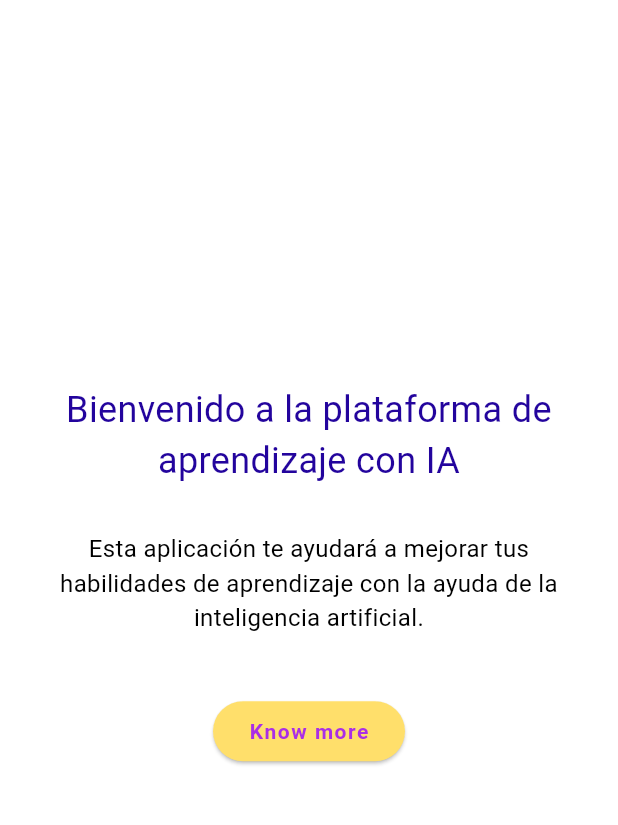
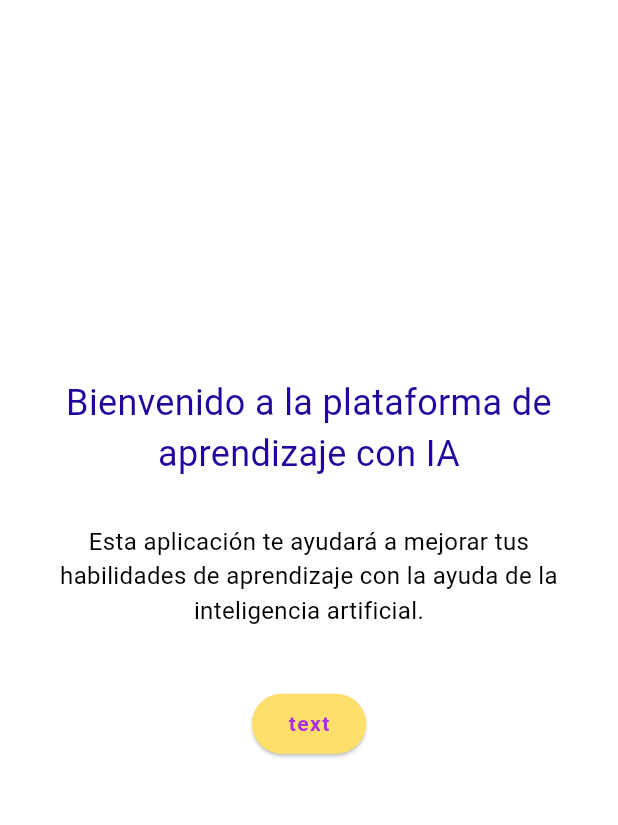
Before and after one commit to armandomm09/hackpue, a Flutter app: the screen it shows once a user with an empty profile is signed in, on a phone screen of 412 x 824 dp, the part 84-909 px from its top. Run offline on Flutter 3.47's test engine with Material 3 defaults, Android fonts, the phone set to English and light mode, and no system bars; our stand-ins replace awesome_snackbar_content, carousel_slider, cloud_firestore, firebase_auth, firebase_core; accounts and stored records are empty.

Commit message:
Update mainPage.dart

```diff
--- a/lib/pages/app_intro/mainPage.dart
+++ b/lib/pages/app_intro/mainPage.dart
@@ -1,6 +1,7 @@
 import 'package:carousel_slider/carousel_options.dart';
 import 'package:carousel_slider/carousel_slider.dart';
 import 'package:flutter/material.dart';
+import 'package:hackpue/components/appButton.dart';
 import 'package:hackpue/components/my_carousel_item.dart';
 import 'package:hackpue/constants.dart';
 import 'package:hackpue/pages/app_intro/services.dart';
@@ -55,27 +56,15 @@ class MainPage extends StatelessWidget {
                   ),
 
                   const SizedBox(height: 40),
-                  ElevatedButton(
-                    style: ButtonStyle(
-                        backgroundColor: MaterialStatePropertyAll(happyYellow)),
-                    onPressed: () {
-                      // Navegar a la pantalla de formulario
-                      Navigator.push(
+                  AppButton(text: 'text', onPressed: () {
+                    Navigator.push(
                         context,
                         MaterialPageRoute(
                           builder: (context) => const appServices(),
                         ),
                       );
-                    },
-                    child: Text(
-                      'Know more',
-                      style: TextStyle(
-                          color: lavender,
-                          fontWeight: FontWeight.bold,
-                          letterSpacing: 1),
-                    ),
-                  ),
-                  const SizedBox(height: 20),
+                  },),
+                  const SizedBox(height: 30),
                   // Agregar más widgets aquí según sea necesario
                 ],
               ),
```
